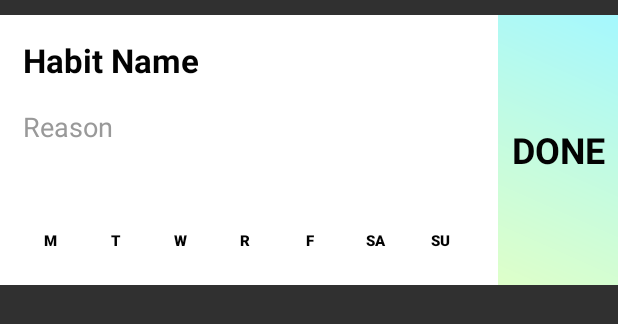
After one commit to CMPUT301F17T08/habit_rabbit, an Android app: the layout today_item.xml on its own in the app's theme, with its tools: preview values and no code run, on a phone screen of 412 x 824 dp. The commit adds this screen. Shown: the top 324 px of the screen. Run offline under Robolectric (Android 15) with nearby library versions, the phone set to English and light mode, and no system bars.

Commit message:
finish the done button function

```diff
--- a/app/src/main/java/ca/ualberta/cmput301f17t08/habitrabbit/PeopleActivity.java
+++ b/app/src/main/java/ca/ualberta/cmput301f17t08/habitrabbit/PeopleActivity.java
@@ -82,6 +82,4 @@ public class PeopleActivity extends AppCompatActivity {
         Intent intent = new Intent(this, MenuActivity.class);
         startActivity(intent);
     }
-
-
 }
--- a/app/src/main/java/ca/ualberta/cmput301f17t08/habitrabbit/TodayActivity.java
+++ b/app/src/main/java/ca/ualberta/cmput301f17t08/habitrabbit/TodayActivity.java
@@ -18,7 +18,7 @@ import java.util.Date;
 public class TodayActivity extends AppCompatActivity {
     //initialize the variables needed in the class
     private ArrayList<Habit> habitList;
-    private HabitsAdapter cAdapt;
+    private TodayAdapter cAdapt;
     private RecyclerView habitRecyclerView;
 
 
@@ -57,7 +57,7 @@ public class TodayActivity extends AppCompatActivity {
             }
         }
         // set up the adapter
-        cAdapt = new HabitsAdapter( todayHabit,this);
+        cAdapt = new TodayAdapter( todayHabit,this);
         habitRecyclerView.setAdapter(cAdapt);
 
     }
--- /dev/null
+++ b/app/src/main/java/ca/ualberta/cmput301f17t08/habitrabbit/TodayAdapter.java
@@ -0,0 +1,121 @@
+package ca.ualberta.cmput301f17t08.habitrabbit;
+
+import android.app.Activity;
+import android.content.Intent;
+import android.support.v7.widget.RecyclerView;
+import android.view.LayoutInflater;
+import android.view.View;
+import android.view.ViewGroup;
+import android.widget.Button;
+import android.widget.LinearLayout;
+import android.widget.TextView;
+
+import java.util.ArrayList;
+import java.util.Arrays;
+import java.util.Calendar;
+import java.util.Collections;
+import java.util.Date;
+import java.util.TimeZone;
+
+/**
+ * Created by micah on 01/11/17.
+ */
+
+public class TodayAdapter extends RecyclerView.Adapter<TodayAdapter.ViewHolder> {
+    private ArrayList<Habit> habits;
+    private Activity context;
+
+    // Provide a reference to the views for each data item
+    // Complex data items may need more than one view per item, and
+    // you provide access to all the views for a data item in a view holder
+    public static class ViewHolder extends RecyclerView.ViewHolder {
+        public TextView habitNameLabel;
+        public TextView habitReasonLabel;
+        public LinearLayout frequencyLayout;
+        public LinearLayout done_layout;
+
+
+        public ViewHolder(View habitView) {
+            super(habitView);
+
+            habitNameLabel = (TextView) habitView.findViewById(R.id.habit_name);
+            habitReasonLabel = (TextView) habitView.findViewById(R.id.habit_reason);
+            frequencyLayout = (LinearLayout) habitView.findViewById(R.id.habbitLayout);
+            done_layout = (LinearLayout) habitView.findViewById(R.id.done_layout);
+
+
+        }}
+
+    public TodayAdapter(ArrayList<Habit> habits, Activity context) {
+        this.habits = habits;
+        this.context = context;
+    }
+
+    // Create new views (invoked by the layout manager)
+    @Override
+    public TodayAdapter.ViewHolder onCreateViewHolder(ViewGroup parent,
+                                                      int viewType) {
+        View habitView = LayoutInflater.from(parent.getContext()).inflate(R.layout.today_item, parent, false);
+        TodayAdapter.ViewHolder viewHolder = new TodayAdapter.ViewHolder(habitView);
+
+        return viewHolder;
+    }
+
+    // Replace the contents of a view (invoked by the layout manager)
+    @Override
+
+    public void onBindViewHolder(ViewHolder holder, final int position) {
+        // - get element from your dataset at this position
+        // - replace the contents of the view with that element
+
+        Habit habit = habits.get(position);
+
+        // TODO remove this later - just a temporary fix since the items in the database don't contain a frequency
+        if (habit.getFrequency() == null){
+            habit.setFrequency(new ArrayList<Integer>(Collections.nCopies(7, 0)));
+        }
+
+        holder.habitNameLabel.setText(habit.getName());
+        holder.habitReasonLabel.setText(habit.getReason());
+
+
+
+        ArrayList<String> DayList = new ArrayList<String>(Arrays.asList(new String []{"Monday","Tuesday","Wednesday","Thursday","Friday","Saturday","Sunday"}));
+//        System.out.println(frequencyList.toString());
+
+        ArrayList<Integer> frequency = habit.getFrequency();
+
+        // change the frequency button backgrounds for this habit item
+        for (int counter = 0; counter < frequency.size(); counter++) {
+            if (frequency.get(counter) == 1){
+                Button button = (Button)holder.frequencyLayout.findViewWithTag(Integer.toString(counter+1));
+                button.setBackgroundResource(R.drawable.gradient);
+            }}
+
+        holder.done_layout.setOnClickListener(new View.OnClickListener() {
+            @Override
+            public void onClick(View view) {
+                Habit habit = habits.get(position);
+                Intent intent = new Intent(context, AddHabitEventActivity.class);
+                intent.putExtra("habit",habit);
+                context.startActivity(intent);
+
+            }
+        });
+
+        holder.itemView.setOnClickListener(new View.OnClickListener() {
+            @Override
+            public void onClick(View view) {
+                Intent intent = new Intent(context, HabitStatsActivity.class);
+                intent.putExtra("habit_id",position);
+                context.startActivity(intent);
+            }
+        });
+    }
+
+    // Return the size of your dataset (invoked by the layout manager)
+    @Override
+    public int getItemCount() {
+        return habits.size();
+    }
+}
--- /dev/null
+++ b/app/src/main/res/layout/today_item.xml
@@ -0,0 +1,198 @@
+<?xml version="1.0" encoding="utf-8"?>
+<LinearLayout xmlns:android="http://schemas.android.com/apk/res/android"
+    xmlns:app="http://schemas.android.com/apk/res-auto"
+    xmlns:tools="http://schemas.android.com/tools"
+    android:layout_width="match_parent"
+    android:layout_height="wrap_content"
+    android:orientation="vertical"
+    android:paddingTop="10dp">
+
+    <android.support.v7.widget.CardView
+        android:layout_width="match_parent"
+        android:layout_height="match_parent"
+        app:cardCornerRadius="0dp">
+
+        <LinearLayout
+
+            android:layout_width="match_parent"
+            android:layout_height="180dp"
+            android:background="#ffffff"
+            android:orientation="horizontal"
+
+            android:weightSum="1">
+
+            <LinearLayout
+                android:layout_width="0dp"
+                android:layout_weight="1"
+                android:layout_height="match_parent"
+                android:orientation="horizontal">
+
+                <LinearLayout
+                    android:layout_width="match_parent"
+                    android:layout_height="match_parent"
+                    android:orientation="vertical">
+
+                    <TextView
+                        android:id="@+id/habit_name"
+                        android:layout_width="match_parent"
+                        android:layout_height="wrap_content"
+                        android:layout_marginLeft="15dp"
+                        android:layout_marginTop="15dp"
+                        android:layout_weight="0.05"
+                        android:lineSpacingExtra="10dp"
+                        android:text="Habit Name"
+                        android:textAlignment="viewStart"
+                        android:textAppearance="@style/TextAppearance.AppCompat.Body1"
+                        android:textColor="@color/colorPrimary"
+                        android:textSize="22sp"
+                        android:textStyle="bold"/>
+
+                    <TextView
+                        android:id="@+id/habit_reason"
+                        android:layout_width="229dp"
+                        android:layout_height="68dp"
+                        android:layout_marginLeft="15dp"
+                        android:layout_marginTop="15dp"
+                        android:layout_weight="0.20"
+                        android:text="Reason"
+                        android:textColor="@color/subtitle"
+                        android:textSize="18sp" />
+
+                    <LinearLayout
+                        android:id="@+id/habbitLayout"
+                        android:layout_width="match_parent"
+                        android:layout_height="42dp"
+                        android:layout_marginLeft="15dp"
+                        android:layout_marginRight="15dp"
+                        android:orientation="horizontal">
+
+                        <Button
+                            android:id="@+id/Monday"
+                            style="?android:attr/borderlessButtonStyle"
+                            android:layout_width="25dp"
+                            android:layout_height="25dp"
+                            android:layout_weight="1"
+                            android:background="@color/white"
+                            android:tag="1"
+                            android:text="M"
+                            android:textColor="@color/colorPrimaryDark"
+                            android:textSize="10sp"
+                            android:textStyle="bold"/>
+
+                        <Button
+                            android:id="@+id/Tuesday"
+                            style="?android:attr/borderlessButtonStyle"
+                            android:layout_width="25dp"
+                            android:layout_height="25dp"
+                            android:layout_marginLeft="7dp"
+                            android:layout_weight="1"
+                            android:background="@color/white"
+                            android:tag="2"
+                            android:text="T"
+                            android:textColor="@color/colorPrimaryDark"
+                            android:textSize="10sp"
+                            android:textStyle="bold" />
+
+                        <Button
+                            android:id="@+id/Wednesday"
+                            style="?android:attr/borderlessButtonStyle"
+                            android:layout_width="25dp"
+                            android:layout_height="25dp"
+                            android:layout_marginLeft="7dp"
+                            android:layout_weight="1"
+
+                            android:background="@color/white"
+                            android:tag="3"
+                            android:text="W"
+                            android:textColor="@color/colorPrimaryDark"
+                            android:textSize="10sp"
+                            android:textStyle="bold" />
+
+                        <Button
+                            android:id="@+id/Thursday"
+                            style="?android:attr/borderlessButtonStyle"
+                            android:layout_width="25dp"
+                            android:layout_height="25dp"
+                            android:layout_marginLeft="7dp"
+                            android:layout_weight="1"
+                            android:background="@color/white"
+                            android:tag="4"
+                            android:text="R"
+                            android:textColor="@color/colorPrimaryDark"
+                            android:textSize="10sp"
+                            android:textStyle="bold" />
+
+                        <Button
+                            android:id="@+id/Friday"
+                            style="?android:attr/borderlessButtonStyle"
+                            android:layout_width="25dp"
+                            android:layout_height="25dp"
+                            android:layout_marginLeft="7dp"
+                            android:layout_weight="1"
+                            android:background="@color/white"
+                            android:tag="5"
+                            android:text="F"
+                            android:textColor="@color/colorPrimaryDark"
+                            android:textSize="10sp"
+                            android:textStyle="bold" />
+
+                        <Button
+                            android:id="@+id/Saturday"
+                            style="?android:attr/borderlessButtonStyle"
+                            android:layout_width="25dp"
+                            android:layout_height="25dp"
+                            android:layout_marginLeft="7dp"
+                            android:layout_weight="1"
+                            android:autoSizeMaxTextSize="@dimen/cardview_default_elevation"
+                            android:background="@color/white"
+                            android:tag="6"
+                            android:text="Sa"
+                            android:textColor="@color/colorPrimaryDark"
+                            android:textSize="10sp"
+                            android:textStyle="bold" />
+
+                        <Button
+                            android:id="@+id/Sunday"
+                            style="?android:attr/borderlessButtonStyle"
+                            android:layout_width="25dp"
+                            android:layout_height="25dp"
+                            android:layout_marginLeft="7dp"
+                            android:layout_marginRight="5dp"
+                            android:layout_weight="1"
+                            android:background="@color/white"
+                            android:tag="7"
+                            android:text="Su"
+                            android:textColor="@color/colorPrimaryDark"
+                            android:textSize="10sp"
+                            android:textStyle="bold" />
+
+
+                    </LinearLayout>
+                </LinearLayout>
+
+            </LinearLayout>
+
+            <LinearLayout
+                android:id="@+id/done_layout"
+                android:layout_width="80dp"
+                android:layout_height="match_parent"
+                android:background="@drawable/gradient"
+                android:orientation="horizontal">
+
+                <TextView
+                    android:id="@+id/done_button"
+                    android:layout_width="match_parent"
+                    android:layout_height="match_parent"
+                    android:gravity="center"
+                    android:text="DONE"
+                    android:textColor="@color/colorPrimary"
+                    android:textSize="24sp"
+                    android:textStyle="bold" />
+
+            </LinearLayout>
+
+        </LinearLayout>
+
+    </android.support.v7.widget.CardView>
+
+</LinearLayout>
```
